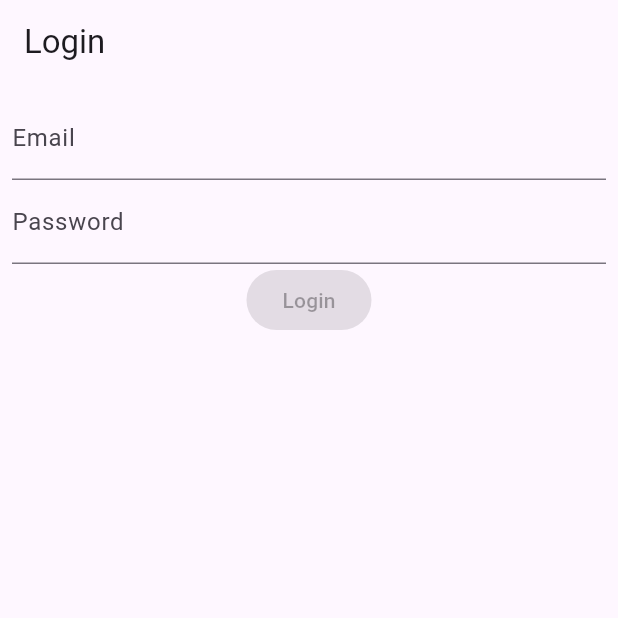
After one commit to ChopkinsAtMethod/react-copilot-training, a Flutter app: the LoginPage screen opened directly, on a phone screen of 412 x 824 dp, the top half of it. The commit adds this screen. Run offline on Flutter 3.47's test engine with Material 3 defaults, Android fonts, the light colour scheme and no system bars; our stand-ins replace cached_network_image; network calls fail.

Commit message:
+ tests, login_page widget

````diff
--- /dev/null
+++ b/caleb/lib/login/login_page.dart
@@ -0,0 +1,96 @@
+import 'package:flutter/material.dart';
+
+class LoginPage extends StatelessWidget {
+  const LoginPage({super.key});
+
+  @override
+  Widget build(BuildContext context) {
+    return Scaffold(
+      appBar: AppBar(title: const Text('Login')),
+      body: const Padding(
+        padding: EdgeInsets.all(8.0),
+        child: LoginForm(),
+      ),
+    );
+  }
+}
+
+class LoginForm extends StatefulWidget {
+  const LoginForm({super.key});
+
+  @override
+  _LoginFormState createState() => _LoginFormState();
+}
+
+class _LoginFormState extends State<LoginForm> {
+  final _formKey = GlobalKey<FormState>();
+  String _email = '';
+  String _password = '';
+  bool _formIsValid = false;
+
+  void _updateFormValidity() {
+    setState(() {
+      _formIsValid = _formKey.currentState!.validate();
+    });
+  }
+
+  @override
+  Widget build(BuildContext context) {
+    return Form(
+      key: _formKey,
+      child: Column(
+        children: <Widget>[
+          TextFormField(
+            key: const Key('emailField'),
+            decoration: const InputDecoration(labelText: 'Email'),
+            validator: (value) {
+              if (value == null || value.isEmpty) {
+                return 'Please enter your email';
+              } else if (!RegExp(
+                      r'^[\w-]+(\.[\w-]+)*@([\w-]+\.)+[a-zA-Z]{2,7}$')
+                  .hasMatch(value)) {
+                return 'Please enter a valid email';
+              }
+              return null;
+            },
+            onChanged: (value) {
+              setState(() {
+                _email = value;
+              });
+              _updateFormValidity();
+            },
+          ),
+          TextFormField(
+            key: const Key('passwordField'),
+            decoration: const InputDecoration(labelText: 'Password'),
+            obscureText: true,
+            validator: (value) {
+              if (value == null || value.isEmpty) {
+                return 'Please enter your password';
+              } else if (value.length < 6) {
+                return 'Password must be at least 6 characters';
+              }
+              return null;
+            },
+            onChanged: (value) {
+              setState(() {
+                _password = value;
+              });
+              _updateFormValidity();
+            },
+          ),
+          ElevatedButton(
+            onPressed: _formIsValid
+                ? () {
+                    if (_formKey.currentState!.validate()) {
+                      // Perform login action
+                    }
+                  }
+                : null,
+            child: const Text('Login'),
+          ),
+        ],
+      ),
+    );
+  }
+}
--- a/caleb/lib/user_registration/user_registration_page.dart
+++ b/caleb/lib/user_registration/user_registration_page.dart
@@ -1,6 +1,22 @@
+/// This file contains the implementation of the UserRegistrationPage widget.
+/// The UserRegistrationPage is a form that allows users to register an account.
+/// It includes fields for name, email, password, confirm password, phone number, and address.
+/// The form validates the input fields and enables the register button only when all fields are valid.
+/// The UserRegistrationPage also includes a cached network image and a link to navigate to the login page.
+///
+/// Example usage:
+/// ```dart
+/// UserRegistrationPage(
+///   key: Key('user_registration_page'),
+/// )
+/// ```
+
 import 'package:cached_network_image/cached_network_image.dart';
 import 'package:flutter/material.dart';
 
+/// A page for user registration.
+///
+/// This page displays a form for users to register their information.
 class UserRegistrationPage extends StatefulWidget {
   const UserRegistrationPage({Key? key}) : super(key: key);
 
@@ -8,6 +24,10 @@ class UserRegistrationPage extends StatefulWidget {
   UserRegistrationPageState createState() => UserRegistrationPageState();
 }
 
+/// The state class for the UserRegistrationPage widget.
+///
+/// This class manages the state of the UserRegistrationPage widget, including the form fields and validation logic.
+/// It also handles the disposal of text controllers and enables/disables the register button based on form validation.
 class UserRegistrationPageState extends State<UserRegistrationPage> {
   final _formKey = GlobalKey<FormState>();
   final _nameController = TextEditingController();
@@ -19,6 +39,7 @@ class UserRegistrationPageState extends State<UserRegistrationPage> {
 
   bool _isRegisterButtonEnabled = false;
 
+  /// Disposes all the controllers used in the user registration page.
     @override
     void dispose() {
       _nameController.dispose();
@@ -30,6 +51,7 @@ class UserRegistrationPageState extends State<UserRegistrationPage> {
       super.dispose();
     }
 
+  /// Validates the form fields and updates the state of the register button.
   void _validateFields() {
     setState(() {
       _isRegisterButtonEnabled = _formKey.currentState?.validate() ?? false;
@@ -51,7 +73,8 @@ class UserRegistrationPageState extends State<UserRegistrationPage> {
               flex: 1,
               child: CachedNetworkImage(
                 imageUrl: 'https://images2.imgbox.com/f9/03/Oau9uKBc_o.png',
-                placeholder: (context, url) => const CircularProgressIndicator(),
+                placeholder: (context, url) =>
+                    const CircularProgressIndicator(),
                 errorWidget: (context, url, error) => const Icon(Icons.error),
               ),
             ),
@@ -73,6 +96,7 @@ class UserRegistrationPageState extends State<UserRegistrationPage> {
                       ),
                       const SizedBox(height: 16),
                       TextFormField(
+                        key: const Key('name_field'),
                         controller: _nameController,
                         decoration: const InputDecoration(
                           labelText: 'Name',
@@ -86,6 +110,7 @@ class UserRegistrationPageState extends State<UserRegistrationPage> {
                       ),
                       const SizedBox(height: 16),
                       TextFormField(
+                        key: const Key('email_field'),
                         controller: _emailController,
                         decoration: const InputDecoration(
                           labelText: 'Email',
@@ -100,6 +125,7 @@ class UserRegistrationPageState extends State<UserRegistrationPage> {
                       ),
                       const SizedBox(height: 16),
                       TextFormField(
+                        key: const Key('password_field'),
                         controller: _passwordController,
                         decoration: const InputDecoration(
                           labelText: 'Password',
@@ -115,6 +141,7 @@ class UserRegistrationPageState extends State<UserRegistrationPage> {
                       ),
                       const SizedBox(height: 16),
                       TextFormField(
+                        key: const Key('confirm_password_field'),
                         controller: _confirmPasswordController,
                         decoration: const InputDecoration(
                           labelText: 'Confirm Password',
@@ -132,6 +159,7 @@ class UserRegistrationPageState extends State<UserRegistrationPage> {
                       ),
                       const SizedBox(height: 16),
                       TextFormField(
+                        key: const Key('phone_number_field'),
                         controller: _phoneNumberController,
                         decoration: const InputDecoration(
                           labelText: 'Phone Number',
@@ -146,6 +174,7 @@ class UserRegistrationPageState extends State<UserRegistrationPage> {
                       ),
                       const SizedBox(height: 16),
                       TextFormField(
+                        key: const Key('address_field'),
                         controller: _addressController,
                         decoration: const InputDecoration(
                           labelText: 'Address',
````
Also changed, not shown: caleb/lib/login/login_page_test.dart (added, +62 -0 lines), caleb/lib/main.dart (+6 -5 lines), caleb/lib/user_registration/user_registration_page_test.dart (added, +111 -0 lines). Lines whose indentation alone changed are shown as unchanged.
